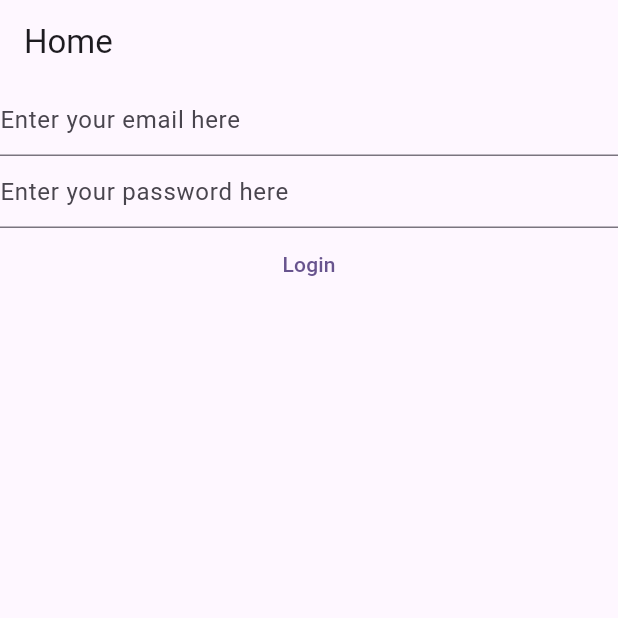
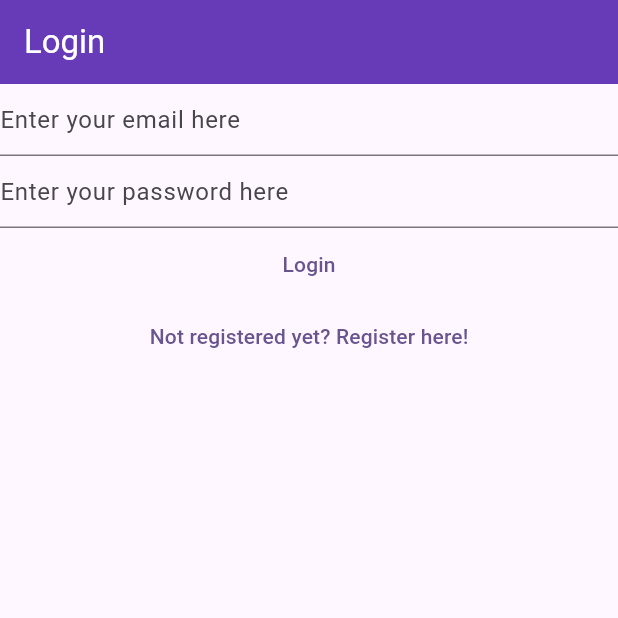
Before and after one commit to ipaddr/202523430031-23343057, a Flutter app: the screen it shows after launch, on a phone screen of 412 x 824 dp, the top half of it. Run offline on Flutter 3.47's test engine with Material 3 defaults, Android fonts, the phone set to English and light mode, and no system bars; our stand-ins replace firebase_auth, firebase_core; accounts and stored records are empty; generated files the repository leaves out were written again.

Commit message:
link between login and register views

```diff
--- a/lib/main.dart
+++ b/lib/main.dart
@@ -3,8 +3,9 @@
 import 'package:flutter/material.dart';
 import 'package:mynotes/firebase_options.dart';
 import 'package:mynotes/views/login_view.dart';
+import 'package:mynotes/views/register_view.dart';
 
-void main() async {
+void main() {
   WidgetsFlutterBinding.ensureInitialized();
   runApp(
     MaterialApp(
@@ -13,6 +14,10 @@
         colorScheme: ColorScheme.fromSeed(seedColor: Colors.deepPurple),
       ),
       home: const HomePage(),
+      routes: {
+        '/login': (context) => const LoginView(),
+        '/register': (context) => const RegisterView(),
+      },
     ),
   );
 }
@@ -22,9 +27,7 @@
 
   @override
   Widget build(BuildContext context) {
-    return Scaffold(
-      appBar: AppBar(title: const Text('Home')), // AppBar
-      body: FutureBuilder(
+    return FutureBuilder(
       future: Firebase.initializeApp(
         options: DefaultFirebaseOptions.currentPlatform,
       ),
@@ -40,11 +43,10 @@
 
             return const LoginView();
           default:
-              return const Text('Loading...');
+            return const CircularProgressIndicator();
         }
       },
-      ), // FutureBuilder
-    ); // Scaffold
+    ); // FutureBuilder
   }
 }
 
--- a/lib/views/login_view.dart
+++ b/lib/views/login_view.dart
@@ -28,14 +28,22 @@
 
   @override
   Widget build(BuildContext context) {
-    return Column(
+    return Scaffold(
+      appBar: AppBar(
+        title: const Text('Login'),
+        backgroundColor: Colors.deepPurple,
+        foregroundColor: Colors.white,
+      ),
+      body: Column(
         children: [
           TextField(
             controller: _email,
             enableSuggestions: false,
             autocorrect: false,
             keyboardType: TextInputType.emailAddress,
-          decoration: const InputDecoration(hintText: 'Enter your email here'),
+            decoration: const InputDecoration(
+              hintText: 'Enter your email here',
+            ),
           ),
           TextField(
             controller: _password,
@@ -52,7 +60,10 @@
               final password = _password.text;
               try {
                 final userCredential = await FirebaseAuth.instance
-                  .signInWithEmailAndPassword(email: email, password: password);
+                    .signInWithEmailAndPassword(
+                      email: email,
+                      password: password,
+                    );
 
                 print(userCredential);
               } on FirebaseAuthException catch (e) {
@@ -65,7 +76,16 @@
             },
             child: const Text('Login'),
           ),
+          TextButton(
+            onPressed: () {
+              Navigator.of(
+                context,
+              ).pushNamedAndRemoveUntil('/register', (route) => false);
+            },
+            child: const Text('Not registered yet? Register here!'),
+          ),
         ],
+      ),
     );
   }
 }
```
Also changed, not shown: lib/views/register_view.dart (+16 -1 lines). Lines whose indentation alone changed are shown as unchanged.
